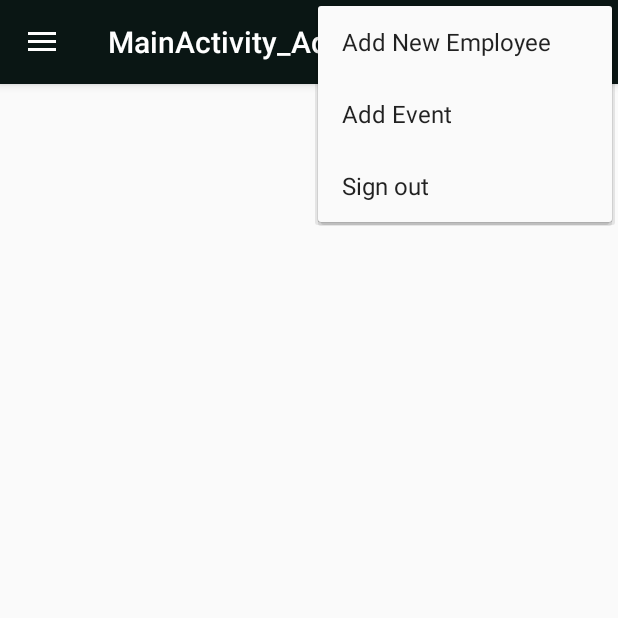
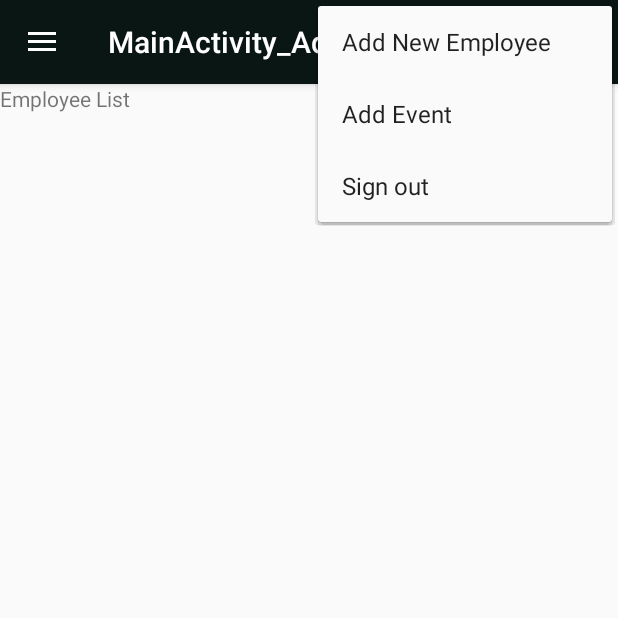
Before and after one commit to ski96277/OfficeManageMentAPP, an Android app: the EmployeeList screen opened directly, with no data from a screen before it, with the options menu open, on a phone screen of 412 x 824 dp, the top half of it. Run offline under Robolectric (Android 15) with nearby library versions, the phone set to English and light mode, and no system bars; our stand-ins replace ButterKnife, Firebase (no records; nobody signed in at launch, a user with empty details on screens opened directly), Picasso.

Commit message:
Work with recyclerview

```diff
--- a/app/build.gradle
+++ b/app/build.gradle
@@ -54,5 +54,7 @@ dependencies {
     implementation 'com.google.zxing:core:3.2.1'
     implementation 'com.journeyapps:zxing-android-embedded:3.2.0@aar'
 
+    //glide image
+    implementation 'pl.droidsonroids.gif:android-gif-drawable:1.2.0'
 }
 apply plugin: 'com.google.gms.google-services'
--- a/app/src/main/java/com/rocketechit/officemanagementapp/Activity/MainActivity_Admin.java
+++ b/app/src/main/java/com/rocketechit/officemanagementapp/Activity/MainActivity_Admin.java
@@ -21,6 +21,7 @@ import androidx.fragment.app.FragmentTransaction;
 
 import android.view.Menu;
 import android.view.MenuItem;
+import android.widget.Toast;
 
 public class MainActivity_Admin extends AppCompatActivity
         implements NavigationView.OnNavigationItemSelectedListener {
@@ -33,10 +34,6 @@ public class MainActivity_Admin extends AppCompatActivity
         Toolbar toolbar = findViewById(R.id.toolbar);
         setSupportActionBar(toolbar);
 
-     /*   FloatingActionButton fab = findViewById(R.id.fab);
-        fab.setOnClickListener(view -> Snackbar.make(view, "Admin ", Snackbar.LENGTH_LONG)
-                .setAction("Action", null).show());*/
-
         DrawerLayout drawer = findViewById(R.id.drawer_layout);
         ActionBarDrawerToggle toggle = new ActionBarDrawerToggle(
                 this, drawer, toolbar, R.string.navigation_drawer_open, R.string.navigation_drawer_close);
@@ -46,14 +43,17 @@ public class MainActivity_Admin extends AppCompatActivity
         NavigationView navigationView = findViewById(R.id.nav_view);
         navigationView.setNavigationItemSelectedListener(this);
         // default fragment set up
-        fragment = new EmployeeList();
-        if (fragment != null) {
+        Fragment fragment1 = new EmployeeList();
+        Toast.makeText(this, "+call the", Toast.LENGTH_SHORT).show();
+
+        if (fragment1!=null){
             FragmentTransaction fragmentTransaction = getSupportFragmentManager().beginTransaction();
-            fragmentTransaction.replace(R.id.screen_Area_For_Admin, fragment);
+            fragmentTransaction.addToBackStack(null);
+            fragmentTransaction.replace(R.id.screen_Area_For_Admin, fragment1);
             fragmentTransaction.commit();
         }
+
     }
-
 
     @Override
     public void onBackPressed() {
--- a/app/src/main/java/com/rocketechit/officemanagementapp/AdapterClass/EmployeeList_Adapter.java
+++ b/app/src/main/java/com/rocketechit/officemanagementapp/AdapterClass/EmployeeList_Adapter.java
@@ -11,6 +11,8 @@ import com.rocketechit.officemanagementapp.JavaClass.Employee_Information;
 import com.rocketechit.officemanagementapp.R;
 import com.squareup.picasso.Picasso;
 
+import java.io.Serializable;
+import java.util.ArrayList;
 import java.util.List;
 
 import androidx.annotation.NonNull;
--- a/app/src/main/java/com/rocketechit/officemanagementapp/FragmentClass/Admin/EmployeeList.java
+++ b/app/src/main/java/com/rocketechit/officemanagementapp/FragmentClass/Admin/EmployeeList.java
@@ -34,15 +34,18 @@ public class EmployeeList extends Fragment {
     DatabaseReference databaseReference;
     String userID;
 
-    List<Employee_Information> employee_informations;
+    List<Employee_Information> employee_informations= new ArrayList<Employee_Information>();;
 
     @BindView(R.id.employee_list_Recycler_ID)
     RecyclerView employeeListRecyclerID;
 
+    View view;
     @Nullable
     @Override
     public View onCreateView(@NonNull LayoutInflater inflater, @Nullable ViewGroup container, @Nullable Bundle savedInstanceState) {
-        View view = inflater.inflate(R.layout.employee_list, null);
+        if (view==null){
+            view = inflater.inflate(R.layout.employee_list, null);
+        }
         ButterKnife.bind(this, view);
         return view;
     }
@@ -53,18 +56,15 @@ public class EmployeeList extends Fragment {
 
         firebaseDatabase = FirebaseDatabase.getInstance();
         databaseReference = firebaseDatabase.getReference();
-        employee_informations = new ArrayList<>();
+//        employee_informations = new ArrayList<Employee_Information>();
 //get Current Admin User ID
         userID = getUserID();
 //get Employee Information as a list
         employee_informations = getUserData();
 
         GridLayoutManager gridLayoutManager = new GridLayoutManager(getContext(), 2);
-
         employeeListRecyclerID.setLayoutManager(gridLayoutManager);
-
         EmployeeList_Adapter adapterClass_recycler = new EmployeeList_Adapter(getContext(), employee_informations);
-
         employeeListRecyclerID.setAdapter(adapterClass_recycler);
 
         adapterClass_recycler.setOnItemClickListener(new EmployeeList_Adapter.ClickListener() {
--- a/app/src/main/res/layout/activity_login.xml
+++ b/app/src/main/res/layout/activity_login.xml
@@ -16,12 +16,6 @@
             android:layout_width="150dp"
             android:layout_height="150dp"
             android:src="@drawable/logo" />
-
-        <ProgressBar
-            android:id="@+id/prograssbar_loginCheck"
-            android:layout_width="100dp"
-            android:layout_height="100dp"
-            android:visibility="gone" />
     </LinearLayout>
 
     <LinearLayout
--- a/app/src/main/res/layout/content_main_activity__admin.xml
+++ b/app/src/main/res/layout/content_main_activity__admin.xml
@@ -8,11 +8,15 @@
     tools:context=".Activity.MainActivity_Admin"
     tools:showIn="@layout/app_bar_main_activity__admin">
 
-
-
     <FrameLayout
         android:id="@+id/screen_Area_For_Admin"
         android:layout_width="match_parent"
-        android:layout_height="match_parent"/>
+        android:layout_height="match_parent"
+        app:layout_constraintBottom_toBottomOf="parent"
+        app:layout_constraintEnd_toEndOf="parent"
+        app:layout_constraintHorizontal_bias="0.0"
+        app:layout_constraintStart_toStartOf="parent"
+        app:layout_constraintTop_toTopOf="parent"
+        app:layout_constraintVertical_bias="1.0" />
 
 </androidx.constraintlayout.widget.ConstraintLayout>
--- a/app/src/main/res/layout/employee_list.xml
+++ b/app/src/main/res/layout/employee_list.xml
@@ -3,7 +3,10 @@
     android:layout_width="match_parent"
     android:layout_height="match_parent"
     android:orientation="vertical">
-
+<TextView
+    android:layout_width="match_parent"
+    android:layout_height="50dp"
+    android:text="Employee List"/>
     <androidx.recyclerview.widget.RecyclerView
         android:id="@+id/employee_list_Recycler_ID"
         android:layout_width="match_parent"
```
Also changed, not shown: app/src/main/AndroidManifest.xml (+9 -7 lines), app/src/main/java/com/rocketechit/officemanagementapp/Activity/LoginActivity.java (+5 -20 lines), app/src/main/java/com/rocketechit/officemanagementapp/Activity/SplashActivity.java (added, +80 -0 lines), app/src/main/res/layout/activity_splash.xml (added, +23 -0 lines), 1 other file.
